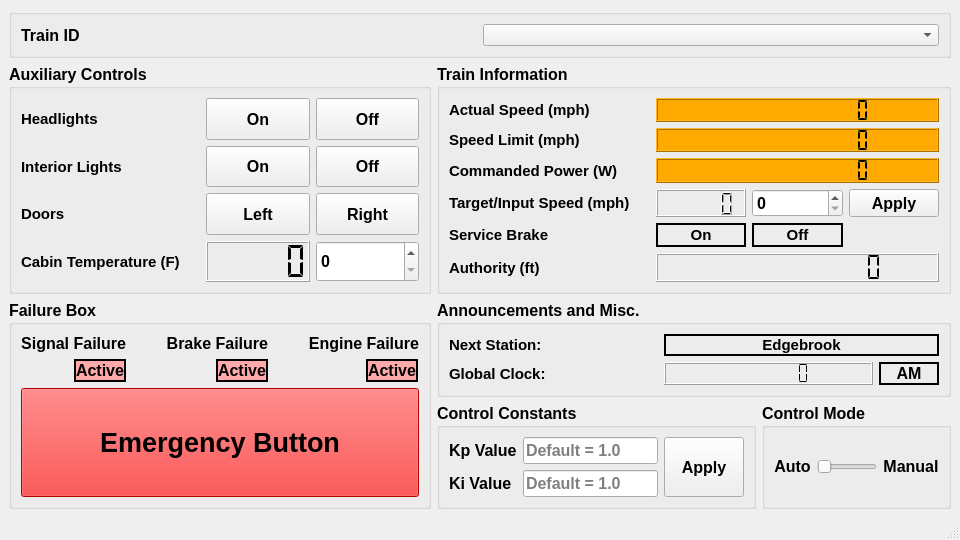
This is Train/TrainController/train_controller.ui in connor-marsh/ECE1140ChooChoo as Qt 5 draws it before an edit. The edited form follows.
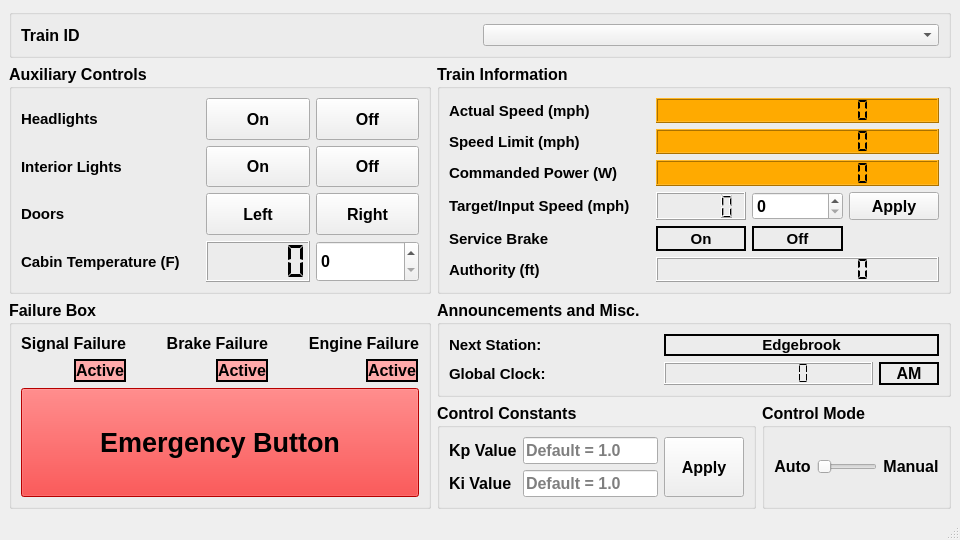
This is the edited form. Icons and pictures are not drawn.

Patch:
```diff
--- a/Train/TrainController/train_controller.ui
+++ b/Train/TrainController/train_controller.ui
@@ -621,6 +621,12 @@
         <layout class="QGridLayout" name="gridLayout_2">
          <item row="0" column="0">
           <widget class="QLabel" name="label_13">
+           <property name="minimumSize">
+            <size>
+             <width>0</width>
+             <height>0</height>
+            </size>
+           </property>
            <property name="font">
             <font>
              <pointsize>11</pointsize>
@@ -745,6 +751,12 @@
          </item>
          <item row="1" column="0">
           <widget class="QLabel" name="label_7">
+           <property name="minimumSize">
+            <size>
+             <width>0</width>
+             <height>0</height>
+            </size>
+           </property>
            <property name="font">
             <font>
              <pointsize>11</pointsize>
@@ -904,7 +916,7 @@
            <property name="minimumSize">
             <size>
              <width>0</width>
-             <height>29</height>
+             <height>0</height>
             </size>
            </property>
            <property name="digitCount">
```
